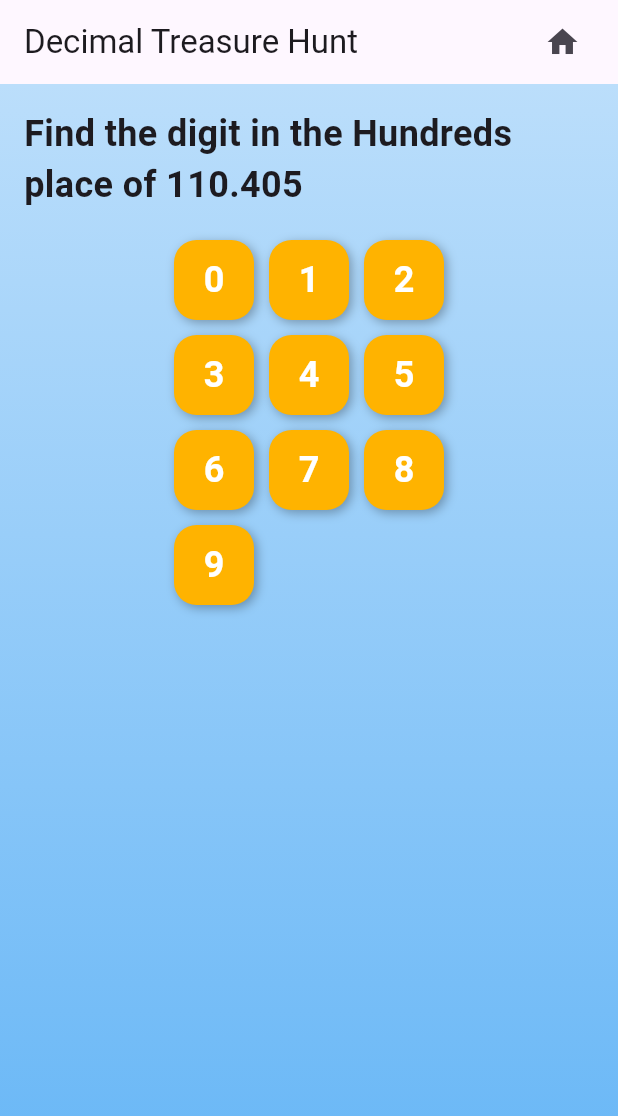
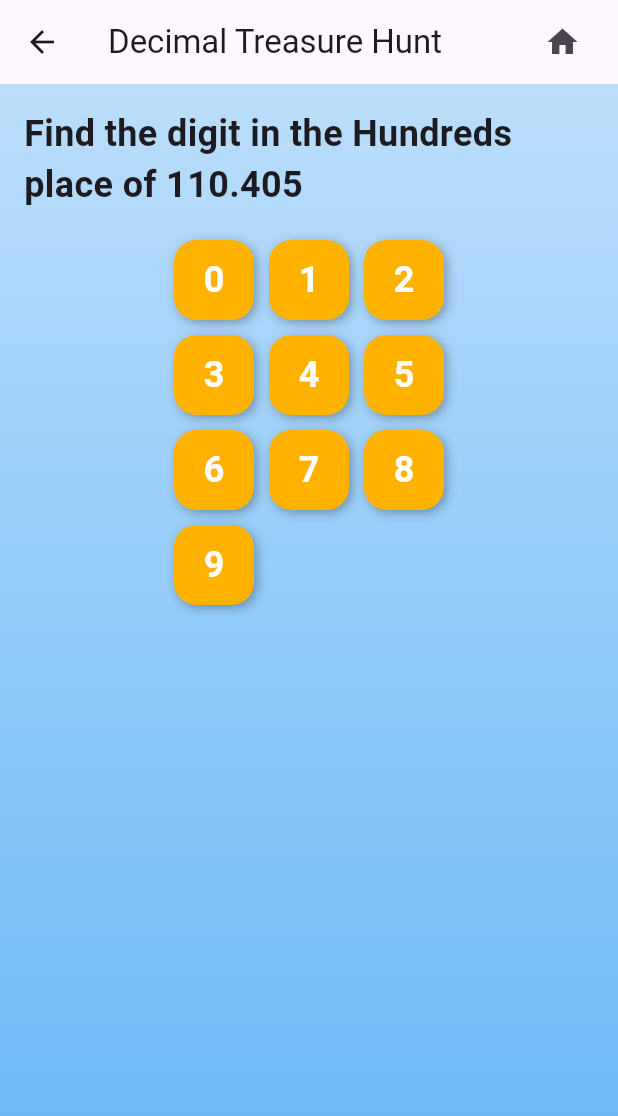
Before and after one commit to ManasaMadiraju/Decimals, a Flutter app: the screen it shows after launch, after a tap on "Practice", on a phone screen of 412 x 824 dp. Shown: the top 1116 px of the screen. Run offline on Flutter 3.47's test engine with Material 3 defaults, Android fonts, the light colour scheme and no system bars; our stand-ins replace audioplayers, flutter_tts.

Commit message:
change treasure_hunt to be a child page

```diff
--- a/lib/main.dart
+++ b/lib/main.dart
@@ -15,6 +15,7 @@ class MyApp extends StatelessWidget {
   @override
   Widget build(BuildContext context) {
     return MaterialApp(
+      title: 'Decimal App',
       debugShowCheckedModeBanner: false,
       initialRoute: '/',
       routes: {
--- a/lib/screens/treasurehunt.dart
+++ b/lib/screens/treasurehunt.dart
@@ -1,23 +1,33 @@
+import 'package:decimals/learnpage.dart';
+import 'package:decimals/main.dart';
 import 'package:flutter/material.dart';
 import 'dart:math';
 import 'package:audioplayers/audioplayers.dart';
 
-void main() {
-  runApp(DecimalTreasureHuntGame());
-}
+// Comment out the runApp functionaity; makes the practice page
+// to be a child page of the main.dart
+
+// void main() {
+//   runApp(DecimalTreasureHuntGame());
+// }
 
 class DecimalTreasureHuntGame extends StatelessWidget {
   const DecimalTreasureHuntGame({super.key});
 
   @override
   Widget build(BuildContext context) {
-    return MaterialApp(
-      title: 'Decimal Treasure Hunt',
-      theme: ThemeData(primarySwatch: Colors.blue),
-      home: TreasureHuntScreen(),
-    );
+    return const TreasureHuntScreen();
   }
 }
+  // @override
+  // Widget build(BuildContext context) {
+  //   return MaterialApp(
+  //     title: 'Decimal Treasure Hunt',
+  //     theme: ThemeData(primarySwatch: Colors.blue),
+  //     home: TreasureHuntScreen(),
+  //   );
+  // }
+
 
 class TreasureHuntScreen extends StatefulWidget {
   const TreasureHuntScreen({super.key});
@@ -96,10 +106,8 @@ class _TreasureHuntScreenState extends State<TreasureHuntScreen> {
           padding: const EdgeInsets.all(8.0),
           child: Row(children: [
             IconButton(
-              onPressed: () {
-                Navigator.popUntil(context, (route) => route.isFirst);
-              },
               icon: const Icon(Icons.home),
+              onPressed: (){ Navigator.popUntil(context, (route) => route.isFirst);},
             ),
             const SizedBox(width: 5),
 
```
